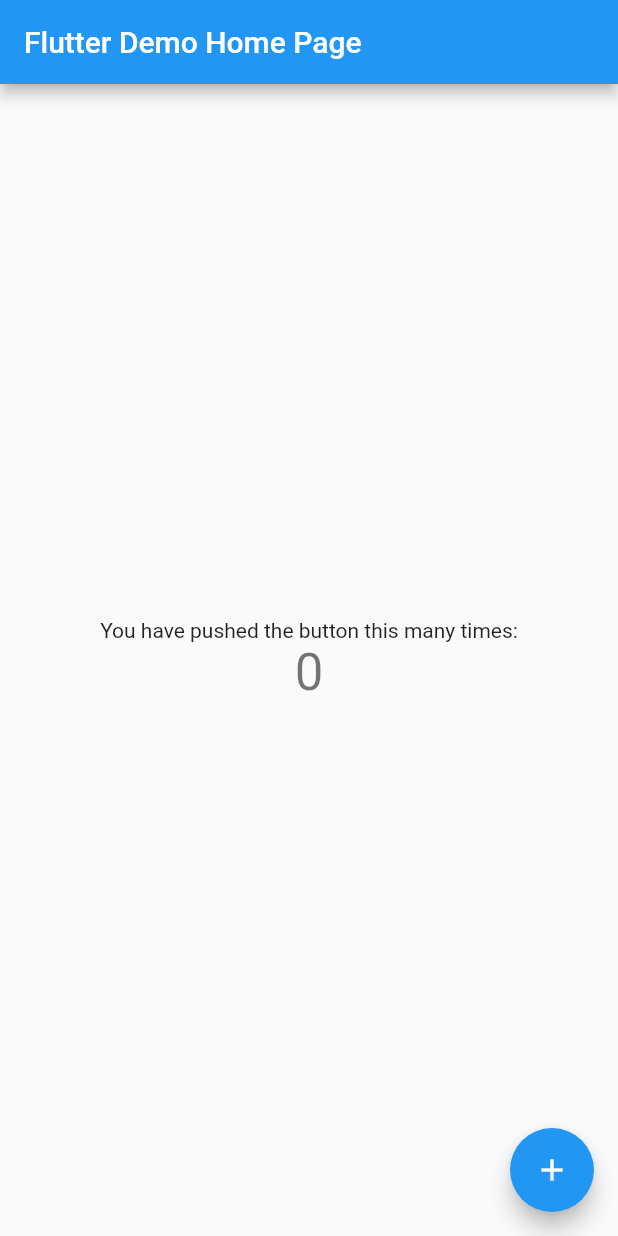
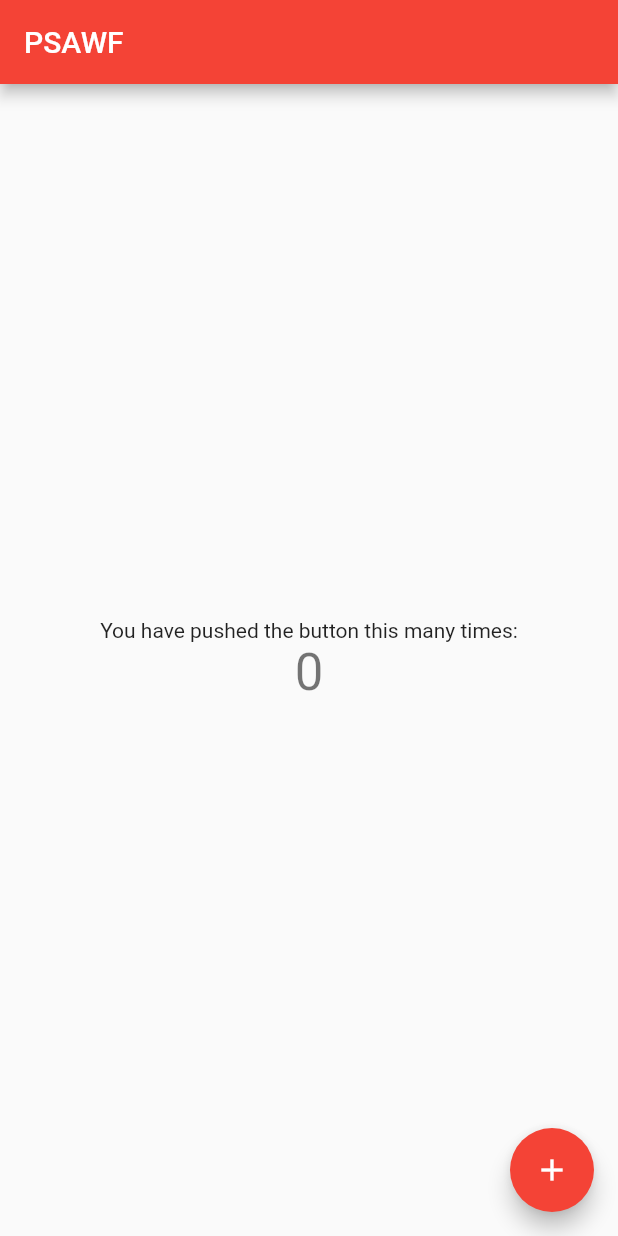
Before and after one commit to dj-hirrot/psawf, a Flutter app: the screen it shows after launch, on a phone screen of 412 x 824 dp. Run offline on Flutter 3.47's test engine with Material 2 defaults, Android fonts, the phone set to English and light mode, and no system bars.

Commit message:
update: changed title

```diff
--- a/lib/main.dart
+++ b/lib/main.dart
@@ -8,12 +8,12 @@ class MyApp extends StatelessWidget {
   @override
   Widget build(BuildContext context) {
     return MaterialApp(
-      title: 'Flutter Demo',
+      title: 'Psawf',
       theme: ThemeData(
-        primarySwatch: Colors.blue,
+        primarySwatch: Colors.red,
         visualDensity: VisualDensity.adaptivePlatformDensity,
       ),
-      home: MyHomePage(title: 'Flutter Demo Home Page'),
+      home: MyHomePage(title: 'PSAWF'),
     );
   }
 }
```
